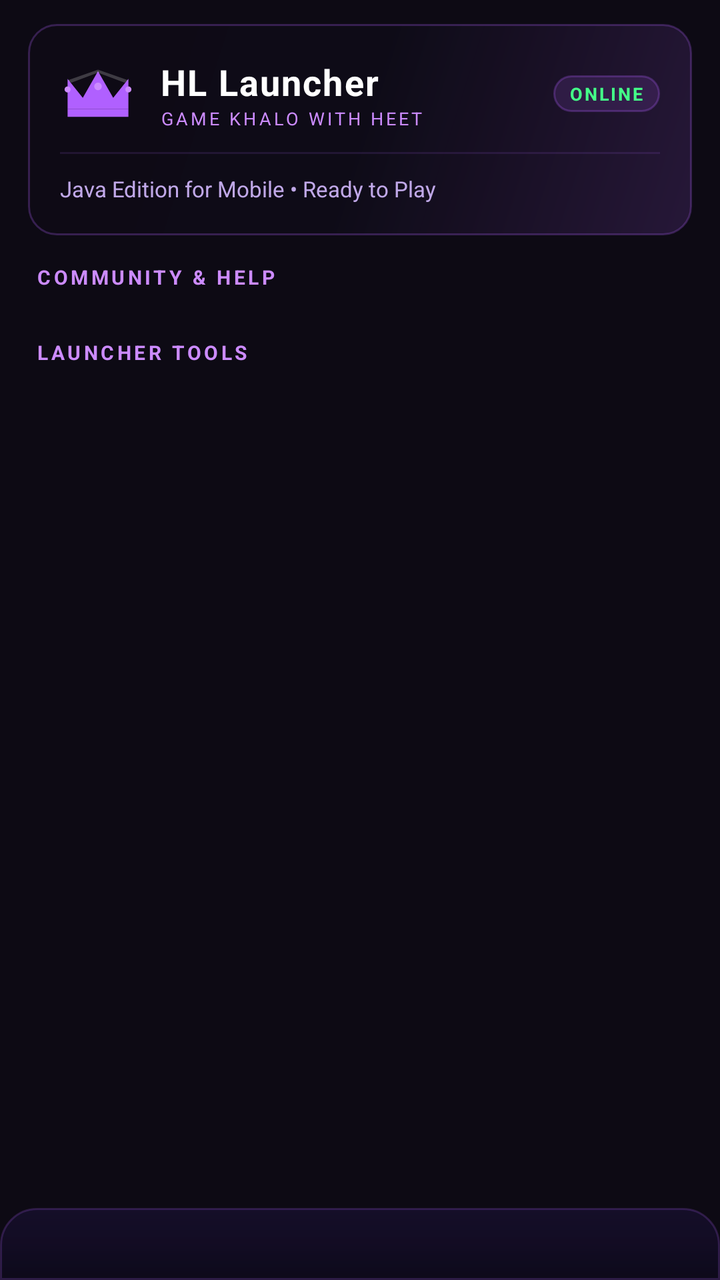
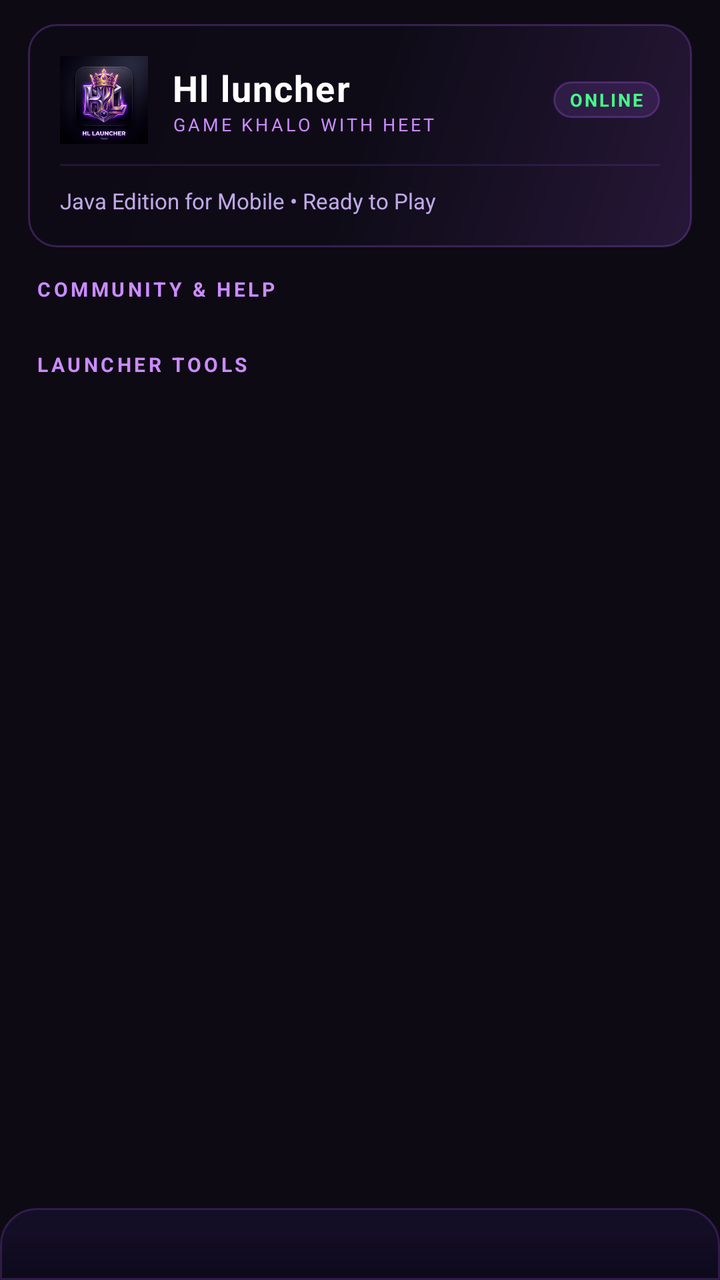

Compare the two renders of this Android layout. The source of the first and the diff that turns it into the second are given below.
<!-- AndroidManifest.xml: application theme MojoLauncher.AppTheme -->
<!-- res/layout/fragment_launcher.xml -->
<?xml version="1.0" encoding="utf-8"?>
<androidx.constraintlayout.widget.ConstraintLayout
	xmlns:android="http://schemas.android.com/apk/res/android"
	xmlns:app="http://schemas.android.com/apk/res-auto"
	xmlns:tools="http://schemas.android.com/tools"
	android:id="@+id/fragment_menu_main"
	android:layout_width="match_parent"
	android:layout_height="match_parent"
	android:background="@color/hl_bg_deep">

	
	
	
	<ScrollView
		android:layout_width="match_parent"
		android:layout_height="0dp"
		android:fillViewport="true"
		android:overScrollMode="never"
		android:scrollbars="none"
		app:layout_constraintTop_toTopOf="parent"
		app:layout_constraintBottom_toTopOf="@id/hl_bottom_dock">

		<LinearLayout
			android:layout_width="match_parent"
			android:layout_height="wrap_content"
			android:orientation="vertical"
			android:paddingHorizontal="14dp"
			android:paddingTop="12dp"
			android:paddingBottom="16dp">

			
			
			
			<LinearLayout
				android:id="@+id/hl_welcome_card"
				android:layout_width="match_parent"
				android:layout_height="wrap_content"
				android:orientation="vertical"
				android:padding="16dp"
				android:layout_marginBottom="14dp"
				android:background="@drawable/hl_card_welcome">

				<LinearLayout
					android:layout_width="match_parent"
					android:layout_height="wrap_content"
					android:orientation="horizontal"
					android:gravity="center_vertical">

					<ImageView
						android:layout_width="38dp"
						android:layout_height="38dp"
						android:src="@drawable/ic_hl_crown"
						android:layout_marginEnd="12dp"
						android:contentDescription="HL Crown Logo" />

					<LinearLayout
						android:layout_width="0dp"
						android:layout_height="wrap_content"
						android:layout_weight="1"
						android:orientation="vertical">

						<TextView
							android:layout_width="wrap_content"
							android:layout_height="wrap_content"
							android:text="@string/app_short_name"
							android:textColor="#FFFFFF"
							android:textSize="18sp"
							android:textStyle="bold"
							android:letterSpacing="0.04" />

						<TextView
							android:layout_width="wrap_content"
							android:layout_height="wrap_content"
							android:text="@string/app_tagline"
							android:textColor="@color/hl_purple_glow"
							android:textSize="9sp"
							android:textAllCaps="true"
							android:letterSpacing="0.15" />
					</LinearLayout>

					
					<TextView
						android:layout_width="wrap_content"
						android:layout_height="wrap_content"
						android:text="ONLINE"
						android:textSize="9sp"
						android:textStyle="bold"
						android:textColor="#44FF88"
						android:background="@drawable/hl_badge_bg"
						android:paddingHorizontal="8dp"
						android:paddingVertical="3dp"
						android:letterSpacing="0.1" />
				</LinearLayout>

				<View
					android:layout_width="match_parent"
					android:layout_height="1dp"
					android:background="#20B060FF"
					android:layout_marginVertical="10dp" />

				<TextView
					android:layout_width="wrap_content"
					android:layout_height="wrap_content"
					android:text="Java Edition for Mobile • Ready to Play"
					android:textColor="@color/hl_text_secondary"
					android:textSize="11sp" />
			</LinearLayout>

			
			
			
			<TextView
				android:layout_width="wrap_content"
				android:layout_height="wrap_content"
				android:text="Community &amp; Help"
				android:textColor="@color/hl_purple_glow"
				android:textSize="10sp"
				android:textStyle="bold"
				android:textAllCaps="true"
				android:letterSpacing="0.15"
				android:layout_marginStart="4dp"
				android:layout_marginBottom="6dp" />

			<androidx.constraintlayout.widget.ConstraintLayout
				android:layout_width="match_parent"
				android:layout_height="wrap_content"
				android:layout_marginBottom="14dp">

				<androidx.constraintlayout.widget.Guideline
					android:id="@+id/center_guideline"
					android:layout_width="0dp"
					android:layout_height="0dp"
					android:orientation="vertical"
					app:layout_constraintGuide_percent="0.5"/>

				<com.kdt.mcgui.LauncherMenuButton
					android:id="@+id/news_button"
					style="@style/LauncherMenuButton.Universal"
					android:layout_width="0dp"
					android:text="@string/mcl_tab_wiki"
					android:drawableStart="@drawable/ic_px_book"
					app:layout_constraintTop_toTopOf="parent"
					app:layout_constraintStart_toStartOf="parent"
					app:layout_constraintEnd_toStartOf="@id/social_divider" />

				<View
					android:id="@+id/social_divider"
					style="@style/LauncherFragment_Divider"
					android:layout_marginVertical="@dimen/padding_large"
					app:layout_constraintTop_toTopOf="parent"
					app:layout_constraintStart_toStartOf="@id/center_guideline"
					app:layout_constraintEnd_toEndOf="@id/center_guideline"
					app:layout_constraintBottom_toBottomOf="@id/news_button"/>

				<com.kdt.mcgui.LauncherMenuButton
					android:id="@+id/social_media_button"
					style="@style/LauncherMenuButton.Universal"
					android:layout_width="0dp"
					android:text="@string/mcl_button_social_media"
					android:drawableStart="@drawable/ic_social_media"
					app:layout_constraintTop_toTopOf="parent"
					app:layout_constraintStart_toEndOf="@id/social_divider"
					app:layout_constraintEnd_toEndOf="parent"/>
			</androidx.constraintlayout.widget.ConstraintLayout>

			
			
			
			<TextView
				android:layout_width="wrap_content"
				android:layout_height="wrap_content"
				android:text="Launcher Tools"
				android:textColor="@color/hl_purple_glow"
				android:textSize="10sp"
				android:textStyle="bold"
				android:textAllCaps="true"
				android:letterSpacing="0.15"
				android:layout_marginStart="4dp"
				android:layout_marginBottom="6dp" />

			<com.kdt.mcgui.LauncherMenuButton
				android:id="@+id/custom_control_button"
				style="@style/LauncherMenuButton.Universal"
				android:layout_width="match_parent"
				android:drawableStart="@drawable/ic_px_gamepad"
				android:text="@string/mcl_option_customcontrol" />

			<com.kdt.mcgui.LauncherMenuButton
				android:id="@+id/install_jar_button"
				style="@style/LauncherMenuButton.Universal"
				android:layout_width="match_parent"
				android:drawableStart="@drawable/ic_px_java_run"
				android:text="@string/main_install_jar_file" />

			<com.kdt.mcgui.LauncherMenuButton
				android:id="@+id/open_files_button"
				style="@style/LauncherMenuButton.Universal"
				android:layout_width="match_parent"
				android:drawableStart="@drawable/ic_px_folder"
				android:text="@string/mcl_button_open_directory" />

			<com.kdt.mcgui.LauncherMenuButton
				android:id="@+id/share_logs_button"
				style="@style/LauncherMenuButton.Universal"
				android:layout_width="match_parent"
				android:drawableStart="@drawable/ic_px_sharelog"
				android:text="@string/main_share_logs" />

		</LinearLayout>
	</ScrollView>

	
	
	
	<androidx.constraintlayout.widget.ConstraintLayout
		android:id="@+id/hl_bottom_dock"
		android:layout_width="match_parent"
		android:layout_height="wrap_content"
		android:background="@drawable/hl_version_bar_bg"
		android:paddingHorizontal="14dp"
		android:paddingTop="12dp"
		android:paddingBottom="14dp"
		app:layout_constraintBottom_toBottomOf="parent">

		
		<com.kdt.mcgui.mcVersionSpinner
			android:id="@+id/mc_version_spinner"
			android:layout_width="0dp"
			android:layout_height="@dimen/_52sdp"
			android:background="@drawable/hl_action_button_bg"
			android:drawableEnd="@drawable/spinner_arrow"
			app:drawableEndSize="@dimen/padding_heavy"
			app:drawableStartIntegerScaling="true"
			app:drawableStartSize="@dimen/_36sdp"
			app:drawableEndPadding="@dimen/_1sdp"
			app:layout_constraintTop_toTopOf="parent"
			app:layout_constraintStart_toStartOf="parent"
			app:layout_constraintEnd_toStartOf="@+id/edit_profile_button" />

		
		<ImageButton
			android:id="@+id/edit_profile_button"
			android:layout_width="@dimen/_52sdp"
			android:layout_height="@dimen/_52sdp"
			android:layout_marginStart="8dp"
			android:background="@drawable/hl_action_button_bg"
			android:src="@drawable/ic_px_edit"
			android:tint="@color/hl_purple_glow"
			app:tint="@color/hl_purple_glow"
			android:contentDescription="Edit Profile"
			app:layout_constraintTop_toTopOf="@id/mc_version_spinner"
			app:layout_constraintBottom_toBottomOf="@id/mc_version_spinner"
			app:layout_constraintEnd_toEndOf="parent" />

		
		<View
			android:id="@+id/_background_display_view"
			android:layout_width="0dp"
			android:layout_height="0dp"
			android:visibility="gone"
			app:layout_constraintTop_toTopOf="parent"
			app:layout_constraintBottom_toBottomOf="parent"
			app:layout_constraintStart_toStartOf="parent"
			app:layout_constraintEnd_toEndOf="parent" />

		
		<com.kdt.mcgui.MineButton
			android:id="@+id/play_button"
			android:layout_width="match_parent"
			android:layout_height="@dimen/_56sdp"
			android:layout_marginTop="10dp"
			android:textAllCaps="true"
			android:text="@string/main_play"
			android:textColor="#FFFFFF"
			android:textSize="18sp"
			android:elevation="6dp"
			app:layout_constraintTop_toBottomOf="@id/mc_version_spinner"
			app:layout_constraintBottom_toBottomOf="parent" />

	</androidx.constraintlayout.widget.ConstraintLayout>

</androidx.constraintlayout.widget.ConstraintLayout>
<!-- resources referenced by this layout -->
<resources>
  <color name="hl_bg_deep">#0D0A14</color>
  <color name="hl_purple_glow">#CC8BFF</color>
  <color name="hl_text_secondary">#C0A8E8</color>
  <dimen name="padding_heavy">@dimen/_12sdp</dimen>
  <dimen name="padding_large">@dimen/_16sdp</dimen>
  <!-- drawable ic_hl_crown (drawable) -->
  <?xml version="1.0" encoding="utf-8"?>
  <vector xmlns:android="http://schemas.android.com/apk/res/android"
      android:width="48dp"
      android:height="48dp"
      android:viewportWidth="100"
      android:viewportHeight="100">
  
      
      <path
          android:fillColor="#B060FF"
          android:pathData="M10,70 L10,80 L90,80 L90,70 Z" />
      
      <path
          android:fillColor="#B060FF"
          android:pathData="M10,70 L10,30 L30,55 L50,20 L70,55 L90,30 L90,70 Z" />
      
      <path
          android:fillColor="#CC8BFF"
          android:pathData="M50,20 m-5,20 a5,5 0 1,0 10,0 a5,5 0 1,0 -10,0" />
      
      <path
          android:fillColor="#CC8BFF"
          android:pathData="M10,30 m-4,14 a4,4 0 1,0 8,0 a4,4 0 1,0 -8,0" />
      
      <path
          android:fillColor="#CC8BFF"
          android:pathData="M90,30 m-4,14 a4,4 0 1,0 8,0 a4,4 0 1,0 -8,0" />
      
      <path
          android:fillColor="#33FFFFFF"
          android:pathData="M15,35 L50,22 L85,35 L90,32 L50,18 L10,32 Z" />
  </vector>
  <!-- drawable ic_social_media (drawable) -->
  <?xml version="1.0" encoding="utf-8"?>
  <layer-list xmlns:android="http://schemas.android.com/apk/res/android">
      <item android:drawable="@drawable/ic_discord"/>
  </layer-list>
  <string name="app_short_name">HL Launcher</string>
  <string name="app_tagline">GAME KHALO WITH HEET</string>
  <string name="main_install_jar_file">Execute a .jar</string>
  <string name="main_play">Play</string>
  <string name="main_share_logs">Share log file</string>
  <string name="mcl_button_open_directory">Open game directory</string>
  <string name="mcl_button_social_media">Discord</string>
  <string name="mcl_option_customcontrol">Custom controls</string>
  <string name="mcl_tab_wiki">Wiki</string>
  <style name="LauncherFragment_Divider">
          <item name="android:layout_width">@dimen/padding_tiny</item>
          <item name="android:layout_height">0dp</item>
          <item name="android:background">@color/divider</item>
      </style>
  <style name="MojoLauncher.AppTheme" parent="MojoLauncher" />
  <color name="icon_outline_color">#FFFFFF</color>
  <dimen name="padding_tiny">@dimen/_1sdp</dimen>
  <color name="divider">@color/background_overlay</color>
  <style name="LauncherMenuButton" parent="Widget.AppCompat.Button">
          <item name="android:background">@drawable/hl_action_button_bg</item>
          <item name="android:textColor">#FFFFFF</item>
      </style>
  <color name="background_overlay">#3D1A5C</color>
  <color name="background_status_bar">#0D0A14</color>
  <style name="MojoLauncher.Button" parent="Widget.AppCompat.Button">
          <item name="android:background">@drawable/button_flat</item>
      </style>
  <style name="MojoLauncher.Button.Toggle" parent="MojoLauncher.Button">
          <item name="android:background">@drawable/button_flat_toggle</item>
      </style>
  <color name="hl_purple_primary">#8B3FD9</color>
  <color name="hl_purple_bright">#B060FF</color>
  <!-- drawable mineknob_on_unfiltered (drawable) -->
  <?xml version="1.0" encoding="utf-8"?>
  <bitmap android:src="@drawable/mineknob_on" android:filter="false"
      xmlns:android="http://schemas.android.com/apk/res/android" />
  <!-- drawable mineknob_track_mask_unfiltered (drawable) -->
  <?xml version="1.0" encoding="utf-8"?>
  <bitmap android:src="@drawable/mineknob_track_mask" android:filter="false"
      xmlns:android="http://schemas.android.com/apk/res/android" />
  <!-- drawable button_flat (drawable) -->
  <?xml version="1.0" encoding="utf-8"?>
  <shape xmlns:android="http://schemas.android.com/apk/res/android">
      <solid android:color="?attr/colorButtonNormal"/>
  </shape>
  <color name="minebutton_secondary">#1A0D2E</color>
  <color name="minebutton_color">#B060FF</color>
  <!-- unchanged entries left out for length: 24 -->
</resources>

<!-- the commit's change to res/layout/fragment_launcher.xml (unified diff, before → after) -->
@@ -47,11 +47,11 @@
 					android:gravity="center_vertical">
 
 					<ImageView
-						android:layout_width="38dp"
-						android:layout_height="38dp"
-						android:src="@drawable/ic_hl_crown"
+						android:layout_width="44dp"
+						android:layout_height="44dp"
+						android:src="@drawable/ic_hl_logo"
 						android:layout_marginEnd="12dp"
-						android:contentDescription="HL Crown Logo" />
+						android:contentDescription="HL Launcher Logo" />
 
 					<LinearLayout
 						android:layout_width="0dp"
<!-- resource entries referenced after the edit -->
@@ -5,45 +5,13 @@
   <color name="hl_text_secondary">#C0A8E8</color>
   <dimen name="padding_heavy">@dimen/_12sdp</dimen>
   <dimen name="padding_large">@dimen/_16sdp</dimen>
-  <!-- drawable ic_hl_crown (drawable) -->
-  <?xml version="1.0" encoding="utf-8"?>
-  <vector xmlns:android="http://schemas.android.com/apk/res/android"
-      android:width="48dp"
-      android:height="48dp"
-      android:viewportWidth="100"
-      android:viewportHeight="100">
-  
-      
-      <path
-          android:fillColor="#B060FF"
-          android:pathData="M10,70 L10,80 L90,80 L90,70 Z" />
-      
-      <path
-          android:fillColor="#B060FF"
-          android:pathData="M10,70 L10,30 L30,55 L50,20 L70,55 L90,30 L90,70 Z" />
-      
-      <path
-          android:fillColor="#CC8BFF"
-          android:pathData="M50,20 m-5,20 a5,5 0 1,0 10,0 a5,5 0 1,0 -10,0" />
-      
-      <path
-          android:fillColor="#CC8BFF"
-          android:pathData="M10,30 m-4,14 a4,4 0 1,0 8,0 a4,4 0 1,0 -8,0" />
-      
-      <path
-          android:fillColor="#CC8BFF"
-          android:pathData="M90,30 m-4,14 a4,4 0 1,0 8,0 a4,4 0 1,0 -8,0" />
-      
-      <path
-          android:fillColor="#33FFFFFF"
-          android:pathData="M15,35 L50,22 L85,35 L90,32 L50,18 L10,32 Z" />
-  </vector>
+  <!-- drawable ic_hl_logo: png bitmap (drawable, 136177 bytes) -->
   <!-- drawable ic_social_media (drawable) -->
   <?xml version="1.0" encoding="utf-8"?>
   <layer-list xmlns:android="http://schemas.android.com/apk/res/android">
       <item android:drawable="@drawable/ic_discord"/>
   </layer-list>
-  <string name="app_short_name">HL Launcher</string>
+  <string name="app_short_name">Hl luncher</string>
   <string name="app_tagline">GAME KHALO WITH HEET</string>
   <string name="main_install_jar_file">Execute a .jar</string>
   <string name="main_play">Play</string>
